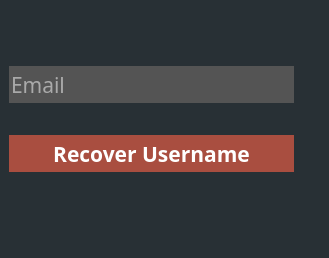
Qt form recoverusername.ui (dparker2/StudyGroup) before a commit.
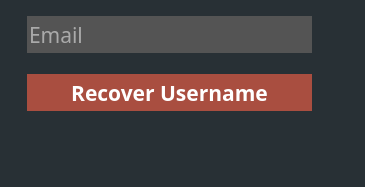
The same form after that commit.

Patch:
```diff
--- a/recoverusername.ui
+++ b/recoverusername.ui
@@ -6,8 +6,8 @@
    <rect>
     <x>0</x>
     <y>0</y>
-    <width>329</width>
-    <height>258</height>
+    <width>365</width>
+    <height>187</height>
    </rect>
   </property>
   <property name="windowTitle">
@@ -22,15 +22,20 @@
     <number>0</number>
    </property>
    <property name="topMargin">
-    <number>40</number>
+    <number>0</number>
    </property>
    <property name="rightMargin">
     <number>0</number>
    </property>
    <property name="bottomMargin">
-    <number>60</number>
+    <number>70</number>
    </property>
-   <item row="1" column="0">
+   <item row="0" column="0">
+    <layout class="QGridLayout" name="gridLayout_4">
+     <property name="topMargin">
+      <number>10</number>
+     </property>
+     <item row="2" column="0">
     <widget class="QPushButton" name="recover_username_btn">
      <property name="sizePolicy">
       <sizepolicy hsizetype="Expanding" vsizetype="Fixed">
@@ -71,9 +76,32 @@
      </property>
     </widget>
    </item>
+     <item row="0" column="1">
+      <widget class="QLabel" name="invalid_icon_label">
+       <property name="sizePolicy">
+        <sizepolicy hsizetype="Minimum" vsizetype="Minimum">
+         <horstretch>0</horstretch>
+         <verstretch>0</verstretch>
+        </sizepolicy>
+       </property>
+       <property name="minimumSize">
+        <size>
+         <width>20</width>
+         <height>20</height>
+        </size>
+       </property>
+       <property name="maximumSize">
+        <size>
+         <width>20</width>
+         <height>20</height>
+        </size>
+       </property>
+       <property name="text">
+        <string/>
+       </property>
+      </widget>
+     </item>
    <item row="0" column="0">
-    <layout class="QHBoxLayout" name="horizontalLayout">
-     <item>
       <widget class="QLineEdit" name="email_lineEdit">
        <property name="enabled">
         <bool>true</bool>
@@ -112,30 +140,21 @@
        </property>
       </widget>
      </item>
-     <item>
-      <widget class="QLabel" name="invalid_icon_label">
-       <property name="sizePolicy">
-        <sizepolicy hsizetype="Minimum" vsizetype="Minimum">
-         <horstretch>0</horstretch>
-         <verstretch>0</verstretch>
-        </sizepolicy>
+     <item row="1" column="0">
+      <spacer name="verticalSpacer">
+       <property name="orientation">
+        <enum>Qt::Vertical</enum>
        </property>
-       <property name="minimumSize">
-        <size>
-         <width>20</width>
-         <height>20</height>
-        </size>
+       <property name="sizeType">
+        <enum>QSizePolicy::Maximum</enum>
        </property>
-       <property name="maximumSize">
+       <property name="sizeHint" stdset="0">
         <size>
          <width>20</width>
-         <height>20</height>
+         <height>15</height>
         </size>
        </property>
-       <property name="text">
-        <string/>
-       </property>
-      </widget>
+      </spacer>
      </item>
     </layout>
    </item>
```
Lines whose indentation alone changed are shown as unchanged.
